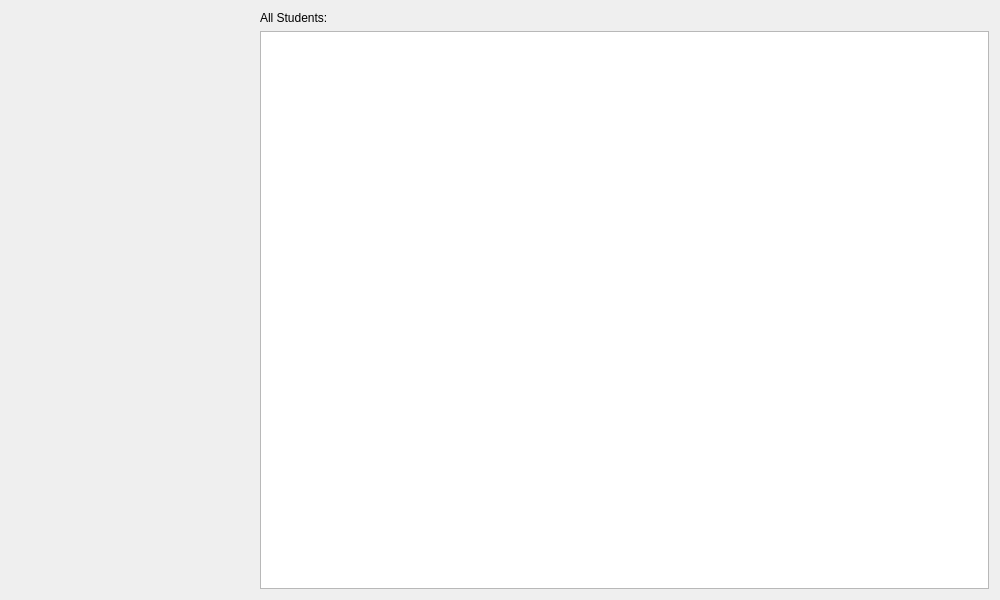
Above: designer/students.ui from ltrel/piu-mosso-client before the change. Below: the same form after it.
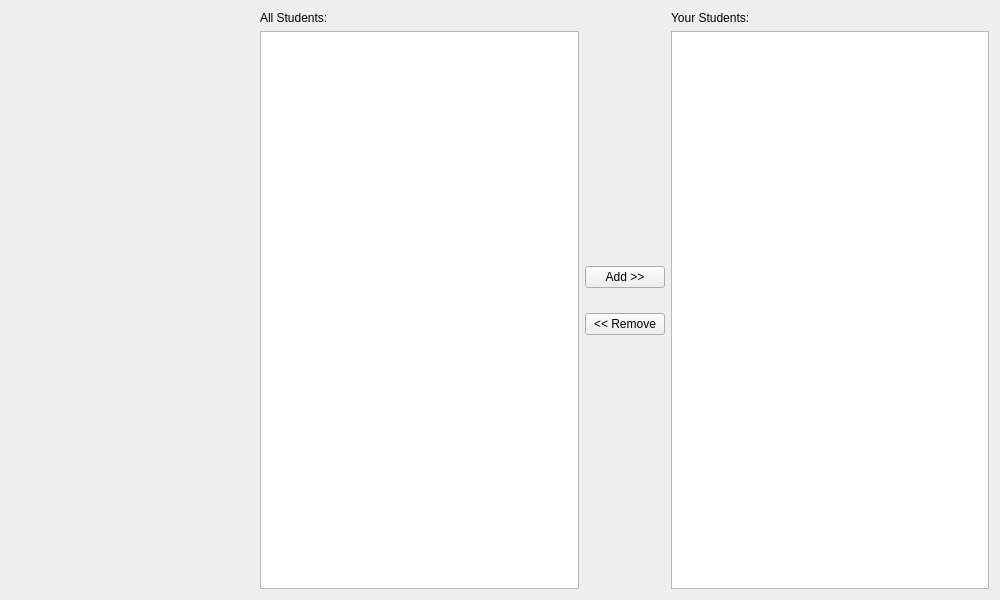
That is the form after the change.

Commit message: Add functionality to students page

Diff of the .ui file:
```diff
--- a/designer/students.ui
+++ b/designer/students.ui
@@ -27,8 +27,19 @@
    </item>
    <item>
     <layout class="QGridLayout" name="gridLayout">
-     <item row="1" column="0">
-      <widget class="QListWidget" name="students_listwidget"/>
+     <item row="0" column="3">
+      <widget class="QLabel" name="label_2">
+       <property name="text">
+        <string>Your Students:</string>
+       </property>
+      </widget>
+     </item>
+     <item row="1" column="3">
+      <widget class="QListWidget" name="teacher_students_listwidget">
+       <property name="alternatingRowColors">
+        <bool>false</bool>
+       </property>
+      </widget>
      </item>
      <item row="0" column="0">
       <widget class="QLabel" name="label">
@@ -37,6 +48,60 @@
        </property>
       </widget>
      </item>
+     <item row="1" column="0">
+      <widget class="QListWidget" name="students_listwidget">
+       <property name="alternatingRowColors">
+        <bool>false</bool>
+       </property>
+      </widget>
+     </item>
+     <item row="0" column="1" rowspan="2">
+      <layout class="QVBoxLayout" name="verticalLayout">
+       <property name="spacing">
+        <number>25</number>
+       </property>
+       <item>
+        <spacer name="verticalSpacer">
+         <property name="orientation">
+          <enum>Qt::Vertical</enum>
+         </property>
+         <property name="sizeHint" stdset="0">
+          <size>
+           <width>20</width>
+           <height>40</height>
+          </size>
+         </property>
+        </spacer>
+       </item>
+       <item>
+        <widget class="QPushButton" name="add_button">
+         <property name="text">
+          <string>Add &gt;&gt;</string>
+         </property>
+        </widget>
+       </item>
+       <item>
+        <widget class="QPushButton" name="remove_button">
+         <property name="text">
+          <string>&lt;&lt; Remove</string>
+         </property>
+        </widget>
+       </item>
+       <item>
+        <spacer name="verticalSpacer_2">
+         <property name="orientation">
+          <enum>Qt::Vertical</enum>
+         </property>
+         <property name="sizeHint" stdset="0">
+          <size>
+           <width>20</width>
+           <height>40</height>
+          </size>
+         </property>
+        </spacer>
+       </item>
+      </layout>
+     </item>
     </layout>
    </item>
   </layout>
```
The commit also changes 2 other files.
